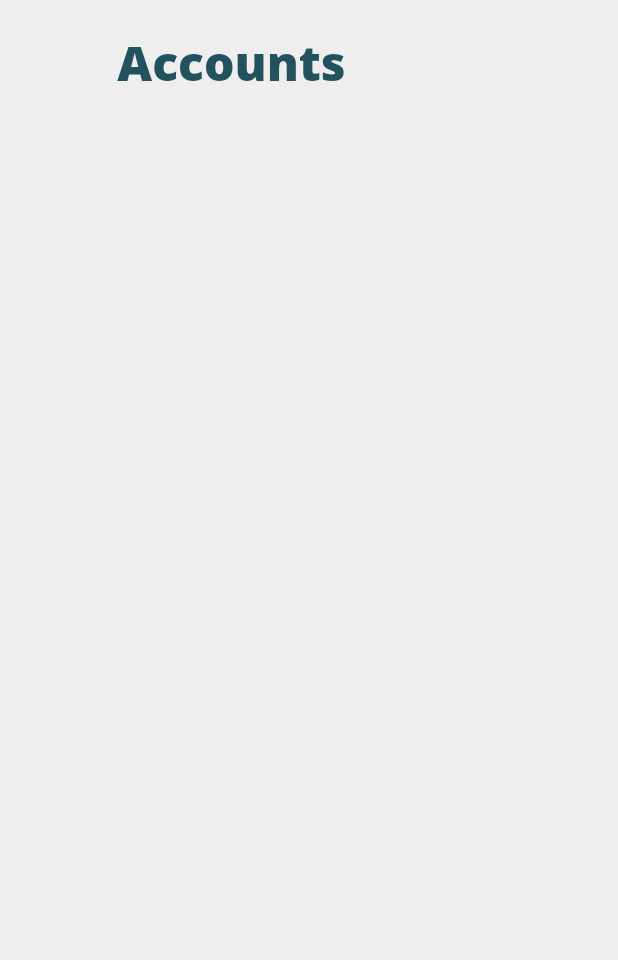
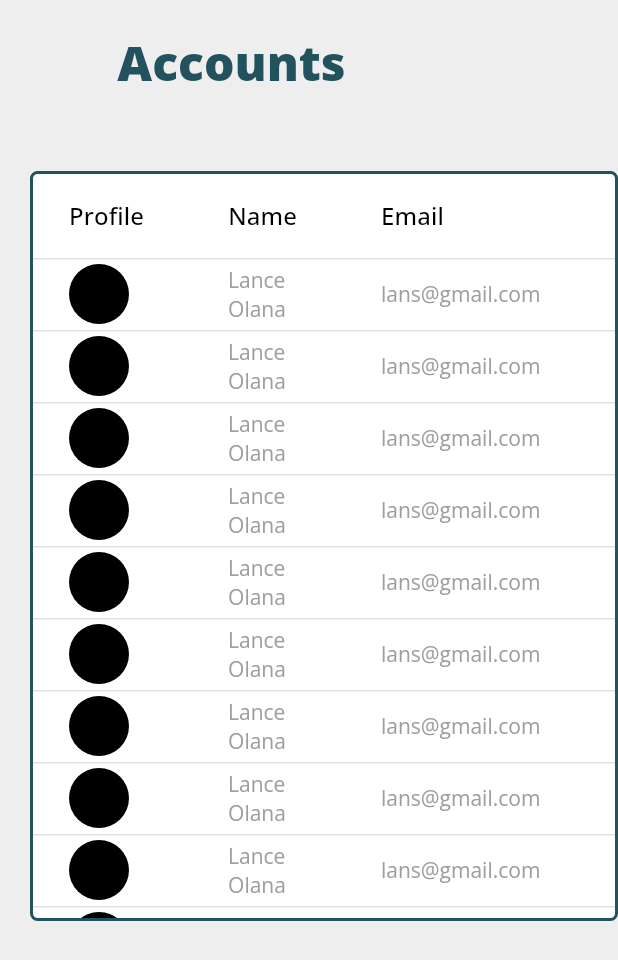
Before and after one commit to Lans12345/MarketDo_Admin, a Flutter app: the SellerAccountTab screen opened directly, on a phone screen of 412 x 824 dp. Shown: the top 960 px of the screen. Run offline on Flutter 3.47's test engine with Material 2 defaults, Android fonts, the light colour scheme and no system bars; our stand-ins replace easy_sidemenu, google_fonts, pie_chart.

Commit message:
added accounts tab

```diff
--- a/lib/screens/tabs/seller_account_tab.dart
+++ b/lib/screens/tabs/seller_account_tab.dart
@@ -17,8 +17,88 @@ class SellerAccountTab extends StatelessWidget {
           children: [
             BoldText(label: '       Accounts', fontSize: 32, color: primary),
             const SizedBox(
-              height: 100,
+              height: 50,
             ),
+            Center(
+              child: Container(
+                height: 500,
+                decoration: BoxDecoration(
+                    border: Border.all(color: primary, width: 2),
+                    borderRadius: BorderRadius.circular(5),
+                    color: Colors.white),
+                child: SingleChildScrollView(
+                  child: DataTable(
+                    // datatable widget
+                    columns: [
+                      // column to set the name
+                      DataColumn(
+                          label: NormalText(
+                              label: 'Profile',
+                              fontSize: 16,
+                              color: Colors.black)),
+                      DataColumn(
+                          label: NormalText(
+                              label: 'Name',
+                              fontSize: 16,
+                              color: Colors.black)),
+                      DataColumn(
+                          label: NormalText(
+                              label: 'Email',
+                              fontSize: 16,
+                              color: Colors.black)),
+                      DataColumn(
+                          label: NormalText(
+                              label: 'Contact Number',
+                              fontSize: 16,
+                              color: Colors.black)),
+                      DataColumn(
+                          label: NormalText(
+                              label: 'Address',
+                              fontSize: 16,
+                              color: Colors.black)),
+                    ],
+
+                    rows: [
+                      // row to set the values
+                      for (int i = 0; i < 50; i++)
+                        DataRow(cells: [
+                          const DataCell(
+                            CircleAvatar(
+                              minRadius: 20,
+                              maxRadius: 20,
+                              backgroundColor: Colors.black,
+                            ),
+                          ),
+                          DataCell(
+                            NormalText(
+                                label: 'Lance Olana',
+                                fontSize: 14,
+                                color: Colors.grey),
+                          ),
+                          DataCell(
+                            NormalText(
+                                label: 'lans@gmail.com',
+                                fontSize: 14,
+                                color: Colors.grey),
+                          ),
+                          DataCell(
+                            NormalText(
+                                label: '09090104355',
+                                fontSize: 14,
+                                color: Colors.grey),
+                          ),
+                          DataCell(
+                            NormalText(
+                                label: 'Impasugong Bukidnon Philippines',
+                                fontSize: 14,
+                                color: Colors.grey),
+                          ),
+                        ]),
+                    ],
+                  ),
+                ),
+              ),
+            )
           ],
         ),
       ),
```
